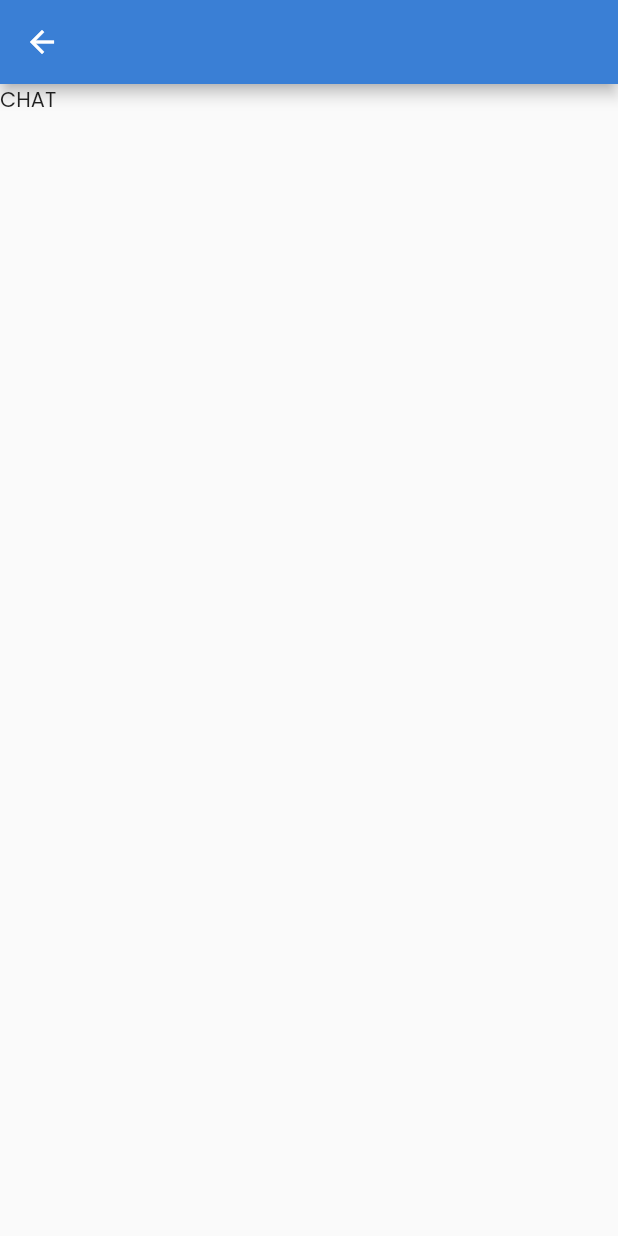
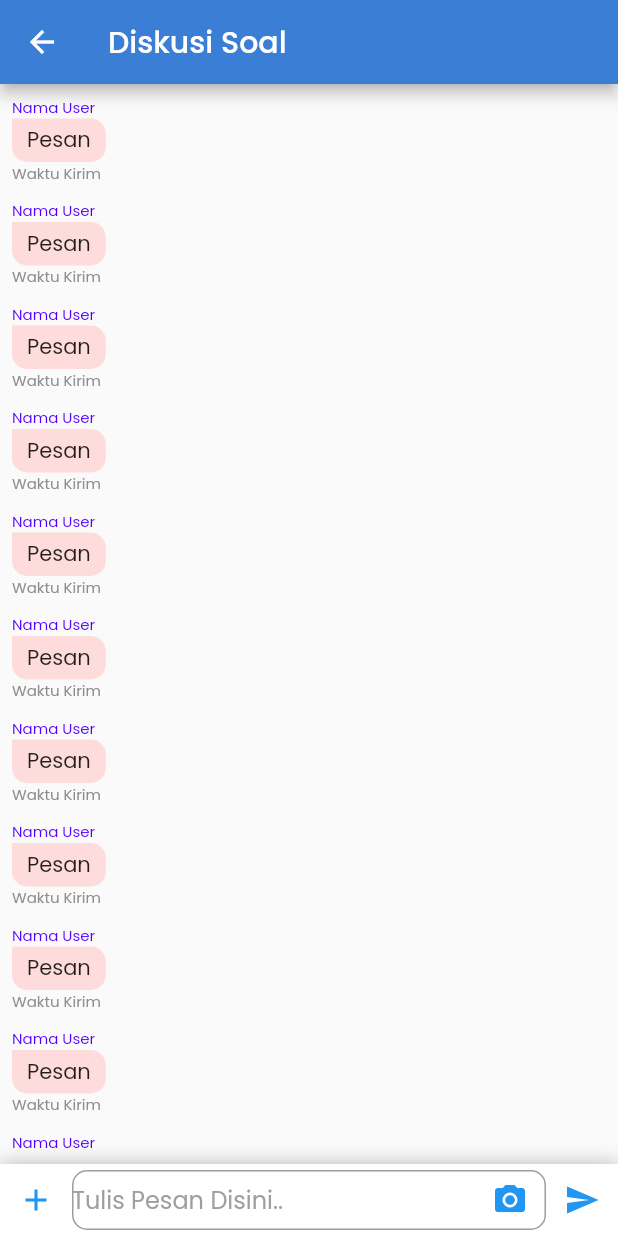
Before and after one commit to Nashci96/Muhammad_Ichsan_Tugas_FP_Learning_App_Edspert, a Flutter app: the ChatPage screen opened directly, on a phone screen of 412 x 824 dp. Run offline on Flutter 3.47's test engine with Material 2 defaults, Android fonts, the phone set to English and light mode, and no system bars; our stand-ins replace cloud_firestore, firebase_auth, firebase_core, google_fonts, google_sign_in; accounts and stored records are empty.

Commit message:
video 23 Nebgurun data ke FireStore

```diff
--- a/lib/view/main/discussion/chat_page.dart
+++ b/lib/view/main/discussion/chat_page.dart
@@ -1,4 +1,8 @@
+import 'package:cloud_firestore/cloud_firestore.dart';
+import 'package:firebase_auth/firebase_auth.dart';
 import 'package:flutter/material.dart';
+
+import '../../../constants/r.dart';
 
 class ChatPage extends StatefulWidget {
   const ChatPage({Key? key}) : super(key: key);
@@ -8,13 +12,148 @@
 }
 
 class _ChatPageState extends State<ChatPage> {
+  final textController = TextEditingController();
+
   @override
   Widget build(BuildContext context) {
+    CollectionReference chat = FirebaseFirestore.instance.collection("room").doc("kimia").collection("chat");
+
     return Scaffold(
-      appBar: AppBar(),
+      appBar: AppBar(
+        title: Text("Diskusi Soal"),
+      ),
       body: Column(
         children: [
-          Text("CHAT"),
+          Expanded(
+            child: Padding(
+              padding: const EdgeInsets.all(8.0),
+              child: ListView.builder(
+              itemBuilder: (BuildContext context, int index){
+                return Container(
+                  margin: EdgeInsets.only(bottom: 10),
+                  width: MediaQuery.of(context).size.width*0.8,
+                  child: Column(
+                    crossAxisAlignment: CrossAxisAlignment.start,
+                    children: [
+                      Text(
+                        "Nama User",
+                        style: TextStyle(
+                          fontSize: 10,
+                          color: Color(0xff5200ff),
+                        ),
+                      ),
+                      Container(
+
+                        padding: EdgeInsets.symmetric(horizontal: 10,vertical: 4),
+                        decoration: BoxDecoration(
+                          color: Color(0xffffdcdc),
+                          borderRadius: BorderRadius.only(
+                            bottomLeft: Radius.circular(10),
+                            bottomRight: Radius.circular(10),
+                            topRight: Radius.circular(10),
+                          ),
+                        ),
+                        child: Text("Pesan"),
+                      ),
+                      Text("Waktu Kirim",
+                        style: TextStyle(
+                          fontSize: 10,
+                          color: R.colors.greySubtitleHome,
+                        ),
+                      ),
+                    ],
+                  ),
+                );
+               },
+              ),
+            ),
+          ),
+          SafeArea(
+            child: Container(
+              decoration: BoxDecoration(
+                color: Colors.white,
+                boxShadow: [
+                  BoxShadow(
+                    offset: Offset(0,-1),
+                    blurRadius: 10,
+                    color: Colors.black.withOpacity(0.25)
+                  )
+                ]
+              ),
+              child: Row(
+                children: [
+                  IconButton(
+                    icon: Icon(
+                      Icons.add,
+                      color: Colors.blue,
+                    ),
+                    onPressed: () {  },
+                  ),
+                    Expanded(
+                      child: Container(
+                        padding: EdgeInsets.symmetric(vertical: 4),
+                        child: Row(
+                          children: [
+                            Expanded(
+                              child: Container(
+                                height: 40,
+                                child: TextField(
+                                  controller: textController,
+                                  decoration: InputDecoration(
+                                    suffixIcon:
+                                    IconButton(
+                                      icon: Icon(
+                                        Icons.camera_alt,
+                                        color: Colors.blue,
+                                        ),
+                                      onPressed: () {  },
+                                    ),
+                                    contentPadding: EdgeInsets.zero,
+                                    border: OutlineInputBorder(
+                                      borderRadius: BorderRadius.circular(10),
+                                      ),
+                                    hintText: "Tulis Pesan Disini..",
+                                    hintStyle: TextStyle(
+                                      color: Colors.grey,
+                                    )
+                                  ),
+                                ),
+                              ),
+                            ),
+
+                          ],
+                        ),
+                      ),
+                    ),
+                    IconButton(
+                      icon: Icon(
+                        Icons.send,
+                        color: Colors.blue,
+                        ),
+                      onPressed: () {
+                        if(textController.text.isEmpty){
+                          return;
+                        }
+
+                        print(textController.text);
+                        final user = FirebaseAuth.instance.currentUser!;
+
+                        final chatContent = {
+                          "nama" : user.displayName,
+                          "uid" : user.uid,
+                          "content" : textController.text,
+                          "email" : user.email,
+                          "photo" : user.photoURL,
+                          "time" : FieldValue.serverTimestamp(),
+                        };
+                        chat.add(chatContent);
+                       },
+                    ),
+                  ],
+                ),
+              ),
+          ),
+
         ],
       ),
     );
```
Also changed, not shown: pubspec.yaml (+30 -35 lines), pubspec.lock, 1 other file.
